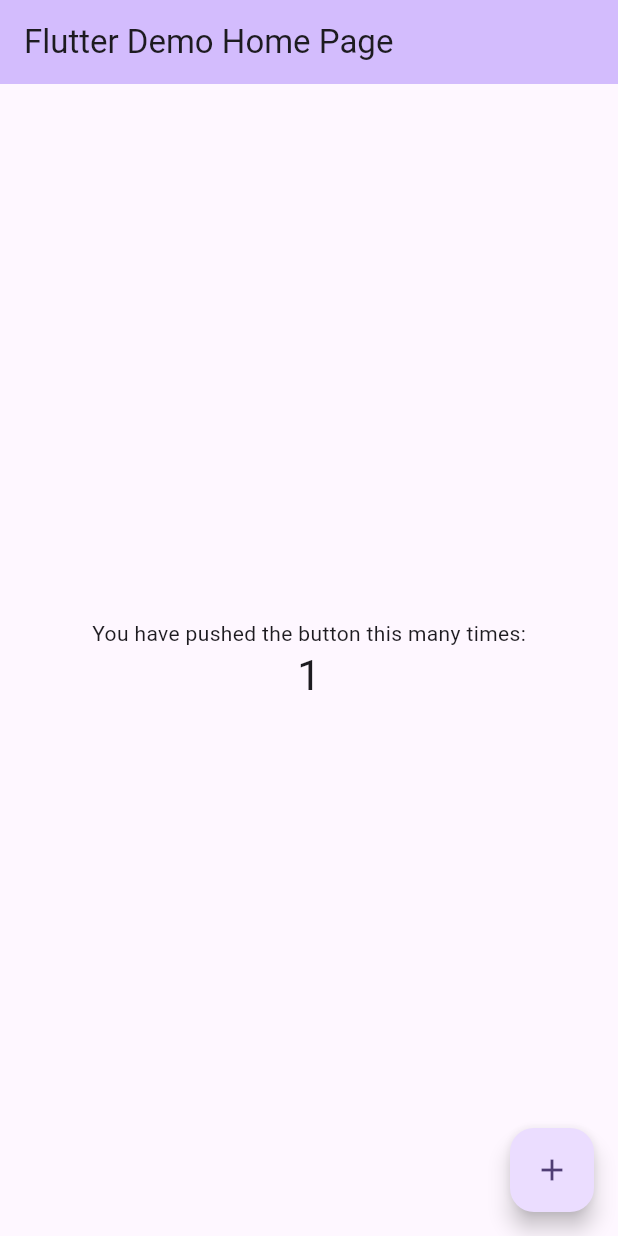
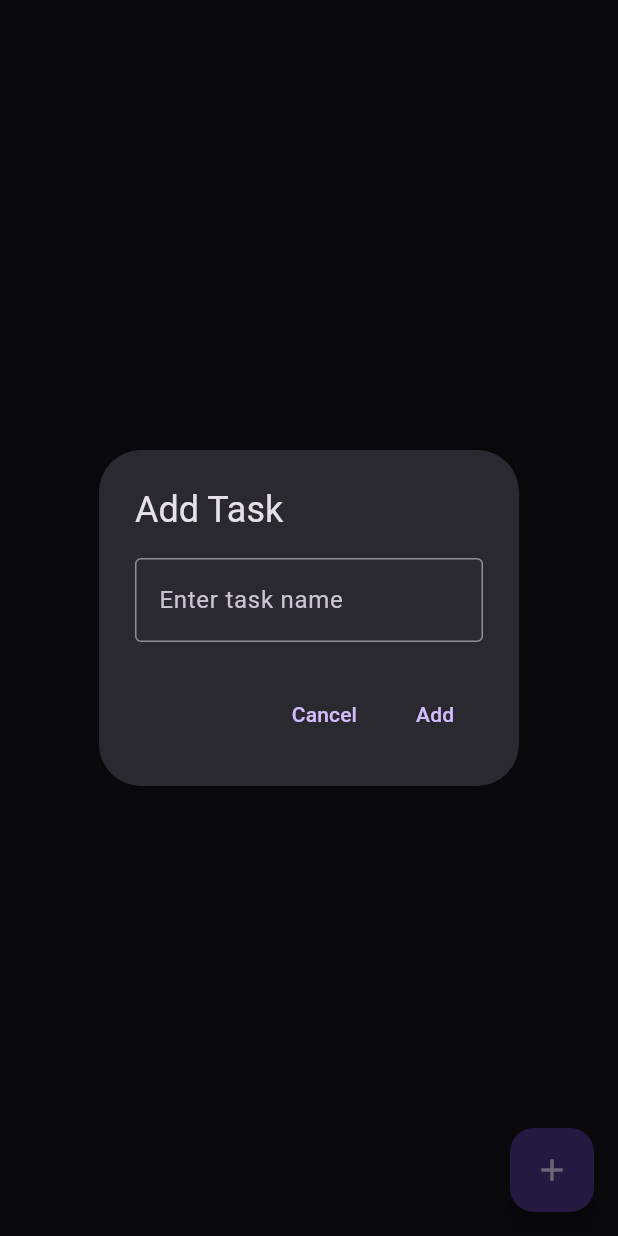
Before and after one commit to isanka23/Task_app_with_firestore, a Flutter app: the screen it shows after launch, after a tap on the "add" icon, on a phone screen of 412 x 824 dp. Run offline on Flutter 3.47's test engine with Material 3 defaults, Android fonts, the phone set to English and light mode, and no system bars; our stand-ins replace cloud_firestore, firebase_core; accounts and stored records are empty.

Commit message:
add task done

```diff
--- a/lib/main.dart
+++ b/lib/main.dart
@@ -1,5 +1,6 @@
 import 'package:firebase_core/firebase_core.dart';
 import 'package:flutter/material.dart';
+import 'package:task_app_with_firestore/pages/home_page.dart';
 
 void main()async {
   WidgetsFlutterBinding.ensureInitialized();
@@ -14,112 +15,10 @@ class MyApp extends StatelessWidget {
   @override
   Widget build(BuildContext context) {
     return MaterialApp(
-      title: 'Flutter Demo',
-      theme: ThemeData(
-        // This is the theme of your application.
-        //
-        // TRY THIS: Try running your application with "flutter run". You'll see
-        // the application has a purple toolbar. Then, without quitting the app,
-        // try changing the seedColor in the colorScheme below to Colors.green
-        // and then invoke "hot reload" (save your changes or press the "hot
-        // reload" button in a Flutter-supported IDE, or press "r" if you used
-        // the command line to start the app).
-        //
-        // Notice that the counter didn't reset back to zero; the application
-        // state is not lost during the reload. To reset the state, use hot
-        // restart instead.
-        //
-        // This works for code too, not just values: Most code changes can be
-        // tested with just a hot reload.
-        colorScheme: ColorScheme.fromSeed(seedColor: Colors.deepPurple),
-      ),
-      home: const MyHomePage(title: 'Flutter Demo Home Page'),
+      debugShowCheckedModeBanner: false,
+      title: "Task App",
+      theme:ThemeData.dark(),
+      home: const HomePage(),
     );
   }
 }
-
-class MyHomePage extends StatefulWidget {
-  const MyHomePage({super.key, required this.title});
-
-  // This widget is the home page of your application. It is stateful, meaning
-  // that it has a State object (defined below) that contains fields that affect
-  // how it looks.
-
-  // This class is the configuration for the state. It holds the values (in this
-  // case the title) provided by the parent (in this case the App widget) and
-  // used by the build method of the State. Fields in a Widget subclass are
-  // always marked "final".
-
-  final String title;
-
-  @override
-  State<MyHomePage> createState() => _MyHomePageState();
-}
-
-class _MyHomePageState extends State<MyHomePage> {
-  int _counter = 0;
-
-  void _incrementCounter() {
-    setState(() {
-      // This call to setState tells the Flutter framework that something has
-      // changed in this State, which causes it to rerun the build method below
-      // so that the display can reflect the updated values. If we changed
-      // _counter without calling setState(), then the build method would not be
-      // called again, and so nothing would appear to happen.
-      _counter++;
-    });
-  }
-
-  @override
-  Widget build(BuildContext context) {
-    // This method is rerun every time setState is called, for instance as done
-    // by the _incrementCounter method above.
-    //
-    // The Flutter framework has been optimized to make rerunning build methods
-    // fast, so that you can just rebuild anything that needs updating rather
-    // than having to individually change instances of widgets.
-    return Scaffold(
-      appBar: AppBar(
-        // TRY THIS: Try changing the color here to a specific color (to
-        // Colors.amber, perhaps?) and trigger a hot reload to see the AppBar
-        // change color while the other colors stay the same.
-        backgroundColor: Theme.of(context).colorScheme.inversePrimary,
-        // Here we take the value from the MyHomePage object that was created by
-        // the App.build method, and use it to set our appbar title.
-        title: Text(widget.title),
-      ),
-      body: Center(
-        // Center is a layout widget. It takes a single child and positions it
-        // in the middle of the parent.
-        child: Column(
-          // Column is also a layout widget. It takes a list of children and
-          // arranges them vertically. By default, it sizes itself to fit its
-          // children horizontally, and tries to be as tall as its parent.
-          //
-          // Column has various properties to control how it sizes itself and
-          // how it positions its children. Here we use mainAxisAlignment to
-          // center the children vertically; the main axis here is the vertical
-          // axis because Columns are vertical (the cross axis would be
-          // horizontal).
-          //
-          // TRY THIS: Invoke "debug painting" (choose the "Toggle Debug Paint"
-          // action in the IDE, or press "p" in the console), to see the
-          // wireframe for each widget.
-          mainAxisAlignment: MainAxisAlignment.center,
-          children: <Widget>[
-            const Text('You have pushed the button this many times:'),
-            Text(
-              '$_counter',
-              style: Theme.of(context).textTheme.headlineMedium,
-            ),
-          ],
-        ),
-      ),
-      floatingActionButton: FloatingActionButton(
-        onPressed: _incrementCounter,
-        tooltip: 'Increment',
-        child: const Icon(Icons.add),
-      ), // This trailing comma makes auto-formatting nicer for build methods.
-    );
-  }
-}
--- /dev/null
+++ b/lib/models/task_model.dart
@@ -0,0 +1,36 @@
+import 'package:cloud_firestore/cloud_firestore.dart';
+
+class TaskModel {
+  String id;
+  String name;
+  DateTime createdAt;
+  DateTime updatedAt;
+  bool isUpdated;
+
+  TaskModel({
+    required this.id,
+    required this.name,
+    required this.createdAt,
+    required this.updatedAt,
+    required this.isUpdated,
+  });
+
+  factory TaskModel.fromJson(Map<String, dynamic> doc, String id) {
+    return TaskModel(
+      id: id,
+      name: doc['name'],
+      createdAt: (doc['createdAt'] as Timestamp).toDate(),
+      updatedAt: (doc['updatedAt'] as Timestamp).toDate(),
+      isUpdated: doc['isUpdated'],
+    );
+  }
+
+  Map<String, dynamic> toJson() {
+    return {
+      'name': name,
+      'createdAt': Timestamp.fromDate(createdAt),
+      'updatedAt': Timestamp.fromDate(updatedAt),
+      'isUpdated': isUpdated,
+    };
+  }
+}
--- /dev/null
+++ b/lib/pages/home_page.dart
@@ -0,0 +1,68 @@
+import 'package:flutter/material.dart';
+import 'package:task_app_with_firestore/services/task_services.dart';
+
+class HomePage extends StatefulWidget {
+  const HomePage({super.key});
+
+  @override
+  State<HomePage> createState() => _HomePageState();
+}
+
+class _HomePageState extends State<HomePage> {
+  final TextEditingController _taskNameController = TextEditingController();
+
+
+  void showAddTaskDialog() {
+    showDialog(
+      context: context,
+      builder: (context) {
+        return AlertDialog(
+          title: const Text("Add Task"),
+          content: TextField(
+            controller: _taskNameController,
+            decoration: const InputDecoration(
+              hintText: "Enter task name",
+              border: OutlineInputBorder(),
+            ),
+          ),
+          actions: [
+            TextButton(
+              onPressed: () {
+                Navigator.of(context).pop();
+              },
+              child: const Text("Cancel"),
+            ),
+            TextButton(
+              onPressed: ()async {
+               bool success = await TaskServices().addTask(_taskNameController.text);
+                if (success) {
+                  ScaffoldMessenger.of(context).showSnackBar(
+                    const SnackBar(content: Text("Task added successfully!")),
+                  );
+                } else {
+                  ScaffoldMessenger.of(context).showSnackBar(
+                    const SnackBar(content: Text("Failed to add task.")),
+                  );
+                }
+                _taskNameController.clear();
+                Navigator.of(context).pop();
+              },
+              child: const Text("Add"),
+            ),
+          ],
+        );
+      },
+    );
+  }
+
+  @override
+  Widget build(BuildContext context) {
+    return Scaffold(
+      //backgroundColor: Colors.white,
+      floatingActionButton: FloatingActionButton(
+        onPressed: showAddTaskDialog,
+        child: const Icon(Icons.add),
+      ),
+    );
+  }
+}
--- /dev/null
+++ b/lib/services/task_services.dart
@@ -0,0 +1,32 @@
+import 'package:cloud_firestore/cloud_firestore.dart';
+import 'package:task_app_with_firestore/models/task_model.dart';
+
+class TaskServices {
+  // reference to the collection
+  final CollectionReference _taslCollection =
+      FirebaseFirestore.instance.collection('tasks');
+
+  // method to add a task to firestore
+  Future<bool> addTask(String taskName) async {
+    try {
+      // create a new task document with the task name
+      final task = TaskModel(
+        id: "",
+        name: taskName,
+        createdAt: DateTime.now(),
+        updatedAt: DateTime.now(),
+        isUpdated: false,
+      );
+
+      // convert the task to a map
+      final Map<String, dynamic> data = task.toJson();
+
+      // add the task to the collection
+      await _taslCollection.add(data);
+      return true;
+    } catch (e) {
+      print("Error adding task: $e");
+      return false;
+    }
+  }
+}
--- a/pubspec.yaml
+++ b/pubspec.yaml
@@ -35,6 +35,7 @@ dependencies:
   # Use with the CupertinoIcons class for iOS style icons.
   cupertino_icons: ^1.0.8
   firebase_core: ^3.14.0
+  cloud_firestore: ^5.6.9
 
 dev_dependencies:
   flutter_test:
```
Also changed, not shown: pubspec.lock, 4 other files.
